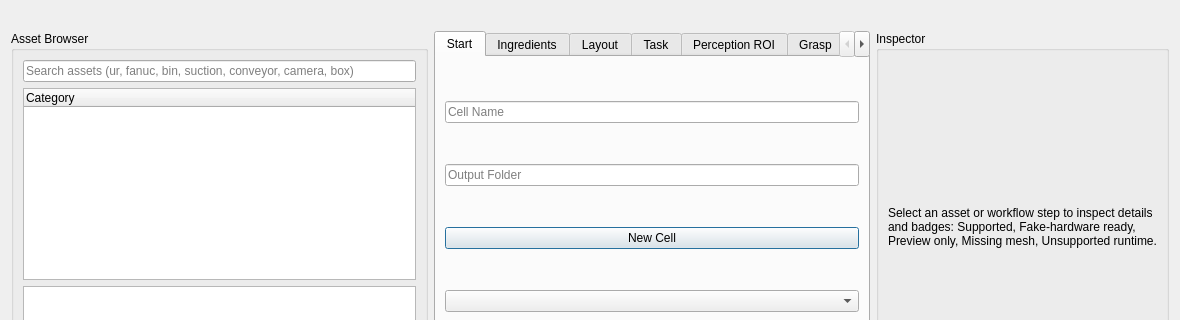
First picture: the form in workcell_builder/workcell_builder/gui/scene_select.ui, repository Mukaram01/Easy_Manipulator_Improved, before the edit; both pictures show x 0 to 1180 and y 0 to 320 of the 1180 by 760 pixel window.
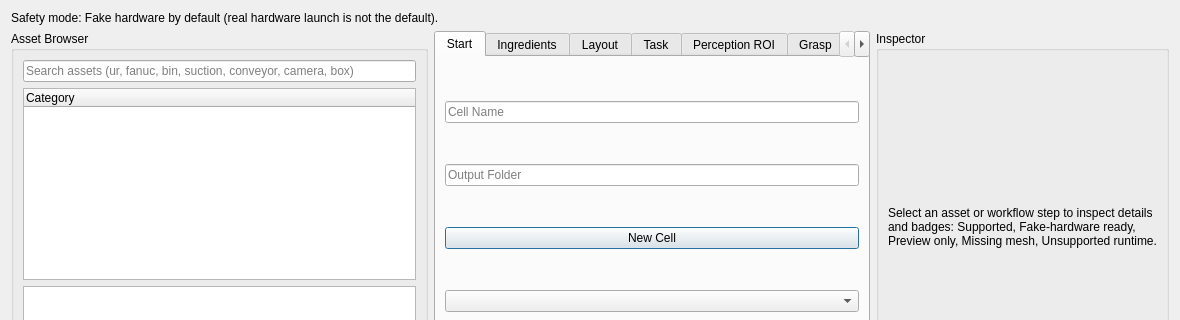
Second picture: the form after the edit.

Commit message: Fix invalid rich text in Workcell Builder scene UI

```diff
--- a/workcell_builder/workcell_builder/gui/scene_select.ui
+++ b/workcell_builder/workcell_builder/gui/scene_select.ui
@@ -6,7 +6,7 @@
   <property name="windowTitle"><string>Workcell Studio Builder</string></property>
   <layout class="QVBoxLayout" name="rootLayout">
    <item>
-    <widget class="QLabel" name="fake_hardware_default_label"><property name="text"><string><b>Safety mode:</b> Fake hardware by default (real hardware launch is not the default).</string></property></widget>
+    <widget class="QLabel" name="fake_hardware_default_label"><property name="text"><string>Safety mode: Fake hardware by default (real hardware launch is not the default).</string></property></widget>
    </item>
    <item>
     <layout class="QHBoxLayout" name="mainLayout">
```
